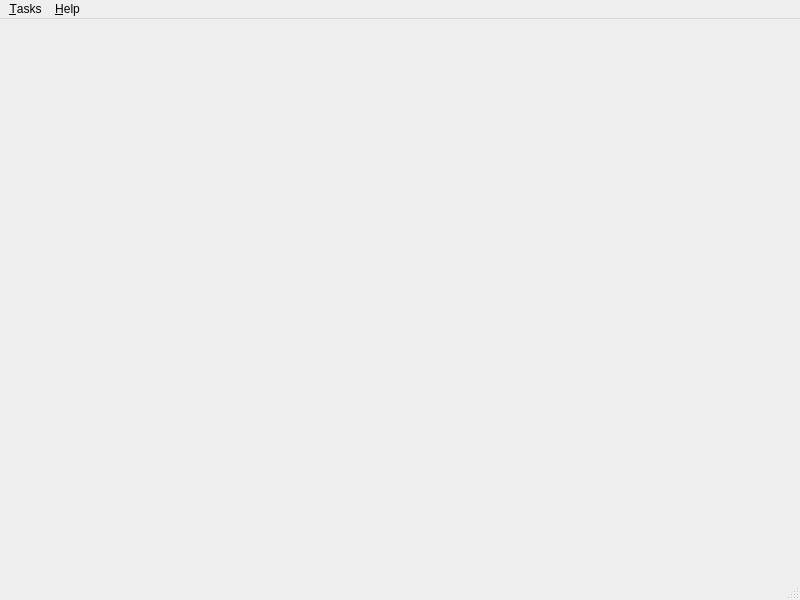
This is mainwindow.ui in the-dummies-duo/Task-management as Qt 5 draws it before an edit. The edited form follows.
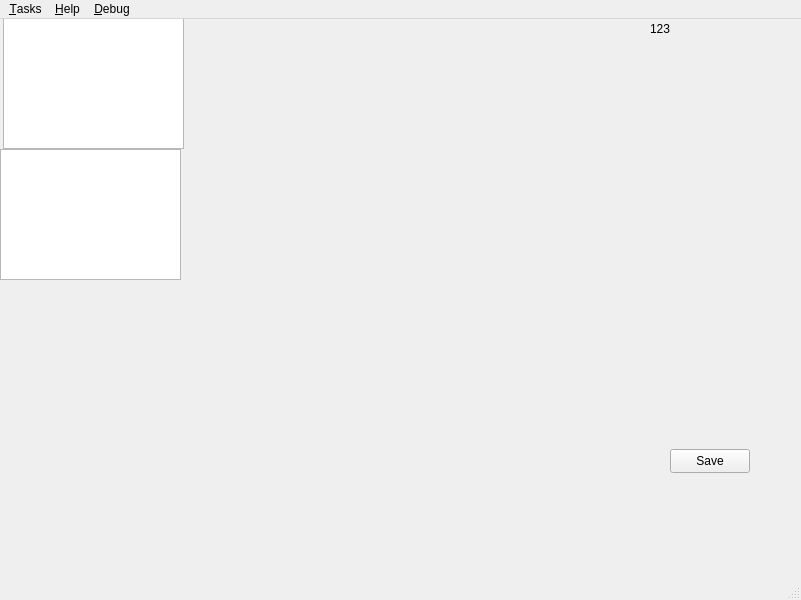
This is the edited form.

Patch:
```diff
--- a/mainwindow.ui
+++ b/mainwindow.ui
@@ -6,20 +6,67 @@
    <rect>
     <x>0</x>
     <y>0</y>
-    <width>800</width>
+    <width>801</width>
     <height>600</height>
    </rect>
   </property>
   <property name="windowTitle">
    <string>MainWindow</string>
   </property>
-  <widget class="QWidget" name="centralwidget"/>
+  <widget class="QWidget" name="centralwidget">
+   <widget class="QLabel" name="test_label">
+    <property name="geometry">
+     <rect>
+      <x>650</x>
+      <y>0</y>
+      <width>20</width>
+      <height>20</height>
+     </rect>
+    </property>
+    <property name="text">
+     <string>123</string>
+    </property>
+   </widget>
+   <widget class="QTextEdit" name="input1">
+    <property name="geometry">
+     <rect>
+      <x>3</x>
+      <y>-1</y>
+      <width>181</width>
+      <height>131</height>
+     </rect>
+    </property>
+   </widget>
+   <widget class="QTextEdit" name="input2">
+    <property name="geometry">
+     <rect>
+      <x>0</x>
+      <y>130</y>
+      <width>181</width>
+      <height>131</height>
+     </rect>
+    </property>
+   </widget>
+   <widget class="QPushButton" name="SaveButton">
+    <property name="geometry">
+     <rect>
+      <x>670</x>
+      <y>430</y>
+      <width>80</width>
+      <height>24</height>
+     </rect>
+    </property>
+    <property name="text">
+     <string>Save</string>
+    </property>
+   </widget>
+  </widget>
   <widget class="QMenuBar" name="menubar">
    <property name="geometry">
     <rect>
      <x>0</x>
      <y>0</y>
-     <width>800</width>
+     <width>801</width>
      <height>21</height>
     </rect>
    </property>
@@ -38,8 +85,15 @@
     <addaction name="action_About"/>
     <addaction name="actionOur_GitHub"/>
    </widget>
+   <widget class="QMenu" name="menu_Debug">
+    <property name="title">
+     <string>&amp;Debug</string>
+    </property>
+    <addaction name="actionChange_test_label"/>
+   </widget>
    <addaction name="menu_Tasks"/>
    <addaction name="menu_Help"/>
+   <addaction name="menu_Debug"/>
   </widget>
   <widget class="QStatusBar" name="statusbar"/>
   <action name="action_New">
```
Left out of the diff: 5 changed lines with no effect on the pictures.
